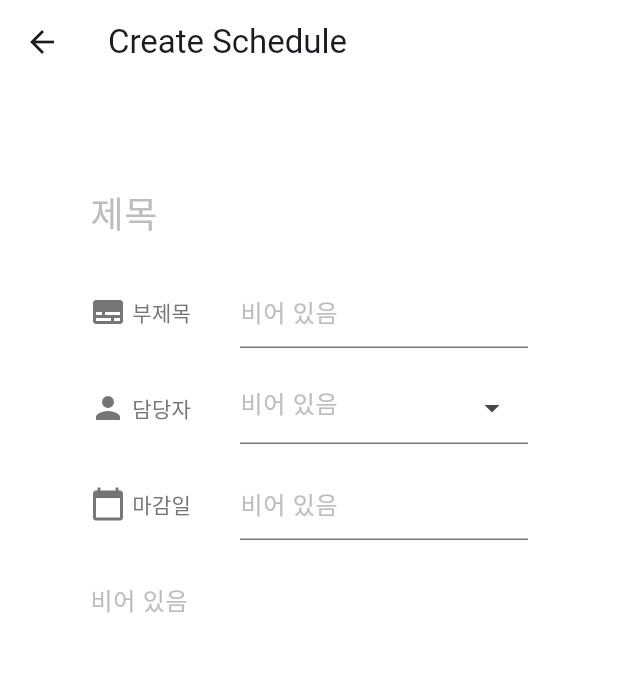
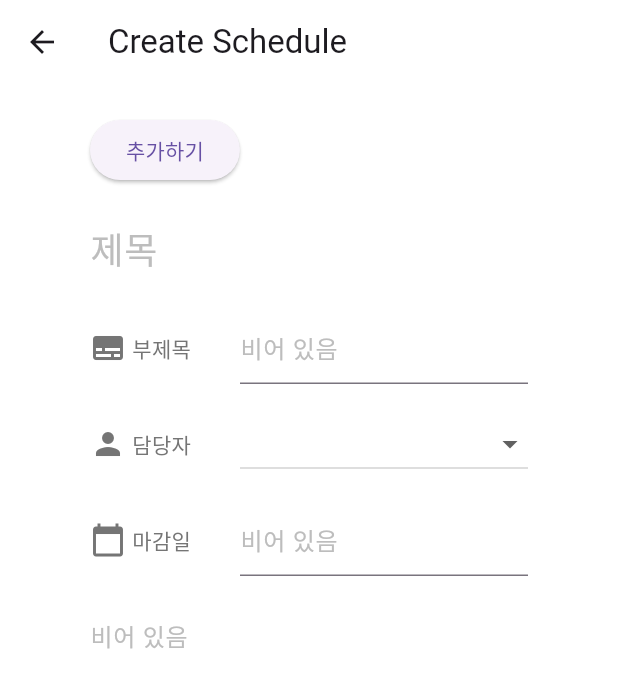
Before and after one commit to frihett/TodoListForProject, a Flutter app: the ScheduleCreatePage screen opened directly, on a phone screen of 412 x 824 dp. Shown: the top 688 px of the screen. Run offline on Flutter 3.47's test engine with Material 3 defaults, Android fonts, the phone set to English and light mode, and no system bars; our stand-ins replace get.

Commit message:
feat: 담당자 드롭다운 기능 추가, 추가 하기 버튼 추가
- List<Employee> _employees 테스트 객체 생성
- 각 텍스트필드에 텍스트에디팅 컨트롤러 적용

```diff
--- a/lib/pages/schedule_create_page.dart
+++ b/lib/pages/schedule_create_page.dart
@@ -1,8 +1,9 @@
 import 'package:flutter/material.dart';
 import 'package:get/get.dart';
 import 'package:todo_list_for_project_1/controllers/schedule_controller.dart';
+import 'package:todo_list_for_project_1/models/employee.dart';
+import 'package:todo_list_for_project_1/models/position.dart';
 import 'package:todo_list_for_project_1/models/schedule.dart';
-import 'package:todo_list_for_project_1/models/employee.dart';
 
 class ScheduleCreatePage extends StatefulWidget {
   const ScheduleCreatePage({super.key});
@@ -13,6 +14,28 @@ class ScheduleCreatePage extends StatefulWidget {
 
 class _ScheduleCreatePageState extends State<ScheduleCreatePage> {
   final ScheduleController controller = Get.find<ScheduleController>();
+  Employee? _selectedEmployee;
+
+  final List<Employee> _employees = [
+    Employee(
+        id: '1',
+        name: 'John Doe',
+        email: 'john.doe@example.com',
+        profileUrl: '',
+        position: Position.developer),
+    Employee(
+        id: '2',
+        name: 'Jane Smith',
+        email: 'jane.smith@example.com',
+        profileUrl: '',
+        position: Position.manager),
+  ];
+
+  final TextEditingController titleController = TextEditingController();
+  final TextEditingController subtitleController = TextEditingController();
+  final TextEditingController deadlineController = TextEditingController();
+  final TextEditingController descriptionController = TextEditingController();
+
 
   @override
   Widget build(BuildContext context) {
@@ -21,12 +44,18 @@ class _ScheduleCreatePageState extends State<ScheduleCreatePage> {
         title: const Text('Create Schedule'),
       ),
       body: Padding(
-        padding: const EdgeInsets.all(60.0),
+        padding: const EdgeInsets.symmetric(horizontal: 60.0, vertical: 20.0),
         child: Column(
           crossAxisAlignment: CrossAxisAlignment.start,
           children: [
+            ElevatedButton(
+              onPressed: () {},
+              child: const Text('추가하기'),
+            ),
+            const SizedBox(height: 16.0),
             Container(
               child: TextField(
+                controller: titleController,
                 decoration: const InputDecoration(
                     hintText: '제목',
                     hintStyle: TextStyle(
@@ -51,6 +80,7 @@ class _ScheduleCreatePageState extends State<ScheduleCreatePage> {
                     )),
                 Expanded(
                   child: TextField(
+                    controller: subtitleController,
                     decoration: const InputDecoration(
                       hintText: '비어 있음',
                       hintStyle: TextStyle(
@@ -74,22 +104,20 @@ class _ScheduleCreatePageState extends State<ScheduleCreatePage> {
                       ],
                     )),
                 Expanded(
-                  child: TextField(
-                    decoration: InputDecoration(
-                      hintText: '비어 있음',
-                      hintStyle: TextStyle(
-                        color: Color(0xFFBDBDBD), // 연한 회색
-                      ),
-                      suffixIcon: IconButton(
-                        icon: const Icon(Icons.arrow_drop_down),
-                        onPressed: () {
-                          // 직원 선택 기능을 나중에 추가할 수 있습니다.
-                        },
-                      ),
-                    ),
-                    readOnly: true,
-                  ),
-                ),
+                    child: DropdownButton<Employee>(
+                        isExpanded: true, // 전체 너비 사용
+                        value: _selectedEmployee,
+                        items: _employees.map((Employee employee) {
+                          return DropdownMenuItem<Employee>(
+                            value: employee,
+                            child: Text(employee.name),
+                          );
+                        }).toList(),
+                        onChanged: (Employee? newValue) {
+                          setState(() {
+                            _selectedEmployee = newValue;
+                          });
+                        })),
               ],
             ),
             const SizedBox(height: 16.0),
@@ -106,6 +134,7 @@ class _ScheduleCreatePageState extends State<ScheduleCreatePage> {
                     )),
                 Expanded(
                   child: TextField(
+                    controller: deadlineController,
                     decoration: InputDecoration(
                       hintText: '비어 있음',
                       hintStyle: TextStyle(
@@ -120,6 +149,8 @@ class _ScheduleCreatePageState extends State<ScheduleCreatePage> {
             const SizedBox(height: 16.0),
             Expanded(
               child: TextField(
+                controller: descriptionController,
+
                 decoration: const InputDecoration(
                   hintText: '비어 있음',
                   hintStyle: TextStyle(
```
